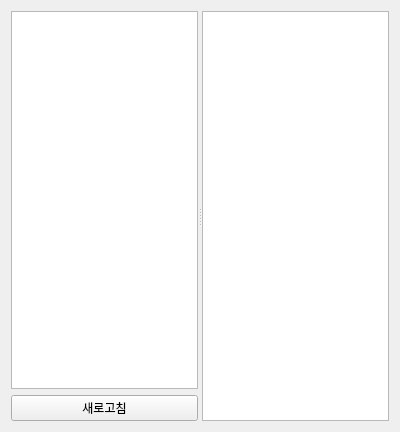
This is storeui.ui in didwnsgur999/Trpg_Table as Qt 5 draws it before an edit. The edited form follows.
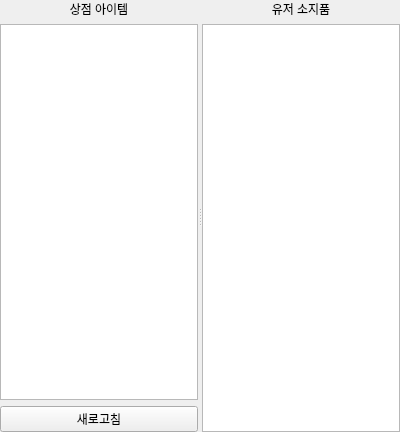
This is the edited form.

```diff
--- a/storeui.ui
+++ b/storeui.ui
@@ -13,7 +13,19 @@
   <property name="windowTitle">
    <string>Form</string>
   </property>
-  <layout class="QVBoxLayout" name="verticalLayout_2">
+  <layout class="QVBoxLayout" name="verticalLayout_3">
+   <property name="leftMargin">
+    <number>0</number>
+   </property>
+   <property name="topMargin">
+    <number>0</number>
+   </property>
+   <property name="rightMargin">
+    <number>0</number>
+   </property>
+   <property name="bottomMargin">
+    <number>0</number>
+   </property>
    <item>
     <widget class="QSplitter" name="splitter">
      <property name="orientation">
@@ -21,6 +33,16 @@
      </property>
      <widget class="QWidget" name="layoutWidget">
       <layout class="QVBoxLayout" name="verticalLayout">
+       <item>
+        <widget class="QLabel" name="label">
+         <property name="text">
+          <string>상점 아이템</string>
+         </property>
+         <property name="alignment">
+          <set>Qt::AlignmentFlag::AlignCenter</set>
+         </property>
+        </widget>
+       </item>
        <item>
         <widget class="QListWidget" name="storeListWidget"/>
        </item>
@@ -33,7 +55,23 @@
        </item>
       </layout>
      </widget>
-     <widget class="QListWidget" name="curListWidget"/>
+     <widget class="QWidget" name="">
+      <layout class="QVBoxLayout" name="verticalLayout_2">
+       <item>
+        <widget class="QLabel" name="label_2">
+         <property name="text">
+          <string>유저 소지품</string>
+         </property>
+         <property name="alignment">
+          <set>Qt::AlignmentFlag::AlignCenter</set>
+         </property>
+        </widget>
+       </item>
+       <item>
+        <widget class="QListWidget" name="userListWidget"/>
+       </item>
+      </layout>
+     </widget>
     </widget>
    </item>
   </layout>
```
